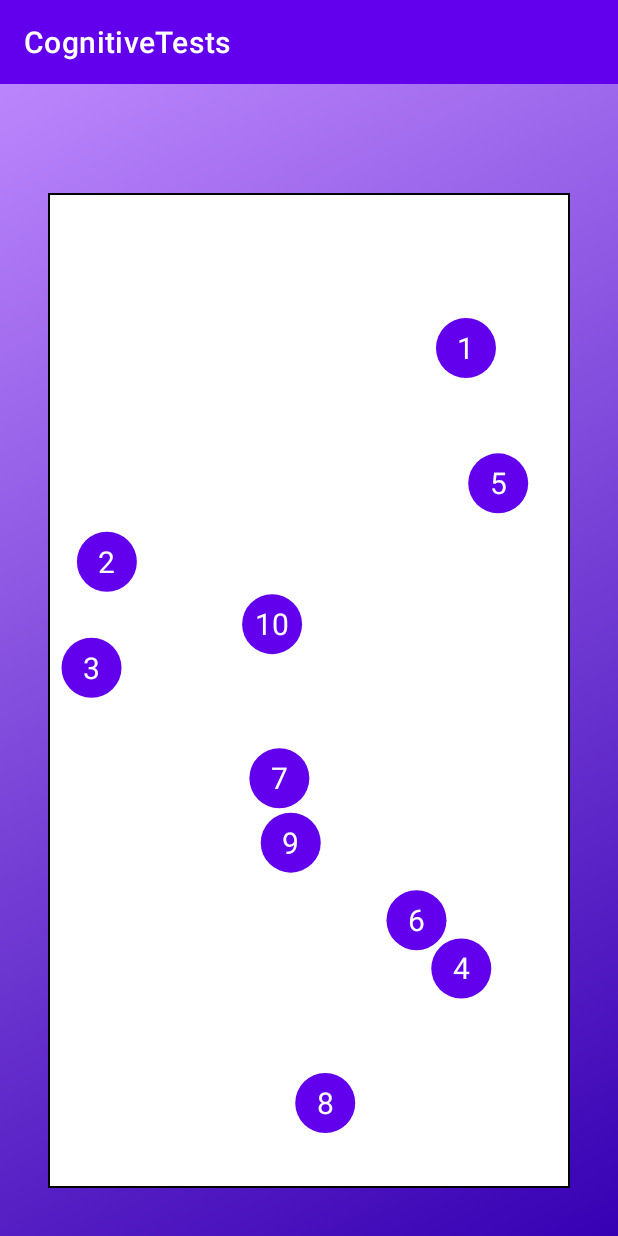
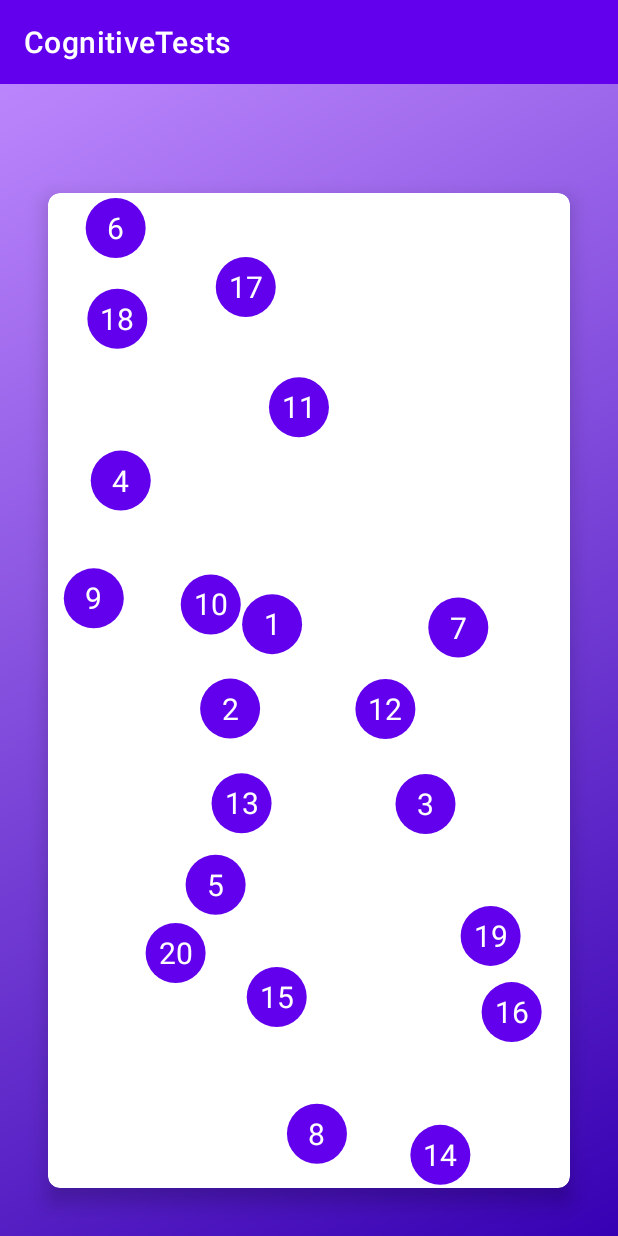
Before and after one commit to LethalDriver/CognitiveTests, an Android app: the TrailMakingTestFragment screen opened through its navigation route, on a phone screen of 412 x 824 dp. Run offline under Robolectric (Android 15) with nearby library versions, the phone set to English and light mode, and no system bars.

Commit message:
Changed the amount of dots in trail making test to 20.

```diff
--- a/app/src/main/java/com/example/cognitivetests/fragment/TestFragment.kt
+++ b/app/src/main/java/com/example/cognitivetests/fragment/TestFragment.kt
@@ -3,6 +3,7 @@ package com.example.cognitivetests.fragment
 import android.app.AlertDialog
 import androidx.fragment.app.Fragment
 import androidx.navigation.fragment.findNavController
+import com.example.cognitivetests.R
 import kotlin.coroutines.resume
 import kotlin.coroutines.suspendCoroutine
 
@@ -12,7 +13,7 @@ open class TestFragment : Fragment() {
             .setTitle("Abandon Test")
             .setMessage("Are you sure you want to abandon the test?")
             .setPositiveButton("Yes") { _, _ ->
-                findNavController().popBackStack()
+                findNavController().navigate(R.id.mainFragment)
             }
             .setNegativeButton("No", null)
             .show()
--- a/app/src/main/java/com/example/cognitivetests/view/TrailMakingTestView.kt
+++ b/app/src/main/java/com/example/cognitivetests/view/TrailMakingTestView.kt
@@ -20,7 +20,7 @@ class TrailMakingTestView(context: Context, attrs: AttributeSet) : View(context,
     private var isTestStarted = false
     private var processTouchEvent = true
     private var listener: TrailMakingTestListener? = null
-    private val dotCount = 10
+    private val dotCount = 20
     private val dotRadius = 30f
     private val linePaint = Paint().apply {
         strokeWidth = 5f
--- a/app/src/main/res/layout/fragment_trail_making_test.xml
+++ b/app/src/main/res/layout/fragment_trail_making_test.xml
@@ -1,12 +1,11 @@
 <?xml version="1.0" encoding="utf-8"?>
-
 <LinearLayout
+    xmlns:android="http://schemas.android.com/apk/res/android"
+    xmlns:app="http://schemas.android.com/apk/res-auto"
     android:layout_width="match_parent"
+    android:layout_height="match_parent"
     android:orientation="vertical"
-    android:layout_height="match_parent"
-    xmlns:android="http://schemas.android.com/apk/res/android"
-    android:background="@drawable/gradient_background"
-    >
+    android:background="@drawable/gradient_background">
 
     <TextView
         android:id="@+id/tvTimer"
@@ -16,17 +15,23 @@
         android:gravity="center"
         android:layout_marginTop="16dp"
         android:textSize="30sp"
-            android:textColor="@color/white"
-            />
+        android:textColor="@color/white" />
 
-        <com.example.cognitivetests.view.TrailMakingTestView
-            android:id="@+id/trailMakingTestView"
+    <com.google.android.material.card.MaterialCardView
         android:layout_width="match_parent"
         android:layout_height="0dp"
         android:layout_weight="1"
         android:layout_marginHorizontal="32dp"
         android:layout_marginTop="16dp"
         android:layout_marginBottom="32dp"
-            android:background="@drawable/border"
-            />
+        app:cardCornerRadius="8dp"
+        app:cardElevation="8dp">
+
+        <com.example.cognitivetests.view.TrailMakingTestView
+            android:id="@+id/trailMakingTestView"
+            android:layout_width="match_parent"
+            android:layout_height="match_parent" />
+
+    </com.google.android.material.card.MaterialCardView>
+
 </LinearLayout>
```
Also changed, not shown: app/src/main/res/layout/fragment_instruction.xml (+6 -5 lines). Lines whose indentation alone changed are shown as unchanged.
